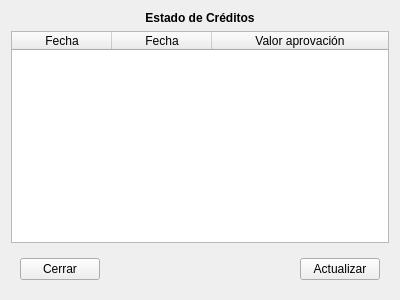
First picture: the form in AsociadosFondo/estadocreditos.ui, repository MiguelALopez/JaverianaProject, before the edit.
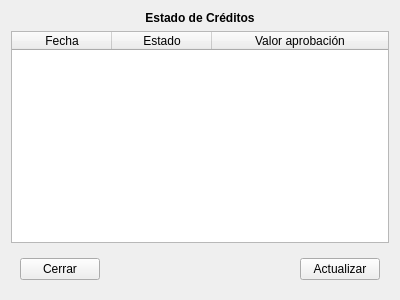
Second picture: the form after the edit.

```diff
--- a/AsociadosFondo/estadocreditos.ui
+++ b/AsociadosFondo/estadocreditos.ui
@@ -36,12 +36,12 @@
      </column>
      <column>
       <property name="text">
-       <string>Fecha</string>
+       <string>Estado</string>
       </property>
      </column>
      <column>
       <property name="text">
-       <string>Valor aprovación</string>
+       <string>Valor aprobación</string>
       </property>
      </column>
     </widget>
```
